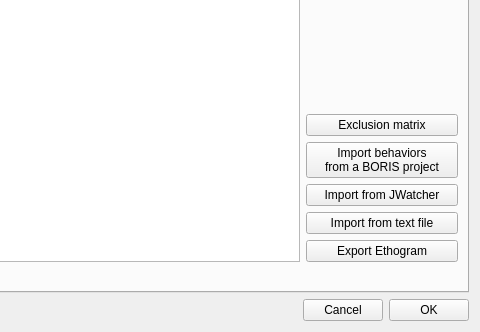
This is src/project.ui in olivierfriard/BORIS as Qt 5 draws it before an edit; both pictures show x 641 to 1121 and y 641 to 973 of the 1121 by 973 pixel window. The edited form follows.
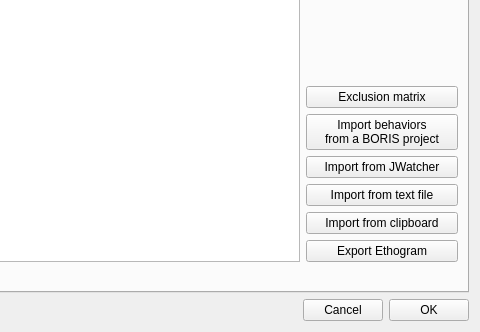
This is the edited form. The open tabs and pages were chosen to show the change.

Commit message: added import behaviors from clipboard in ethogram

What changed in the file:
```diff
--- a/src/project.ui
+++ b/src/project.ui
@@ -268,6 +268,13 @@
                  </property>
                 </widget>
                </item>
+               <item>
+                <widget class="QPushButton" name="pb_import_from_clipboard">
+                 <property name="text">
+                  <string>Import from clipboard</string>
+                 </property>
+                </widget>
+               </item>
                <item>
                 <widget class="QPushButton" name="pbExportEthogram">
                  <property name="text">
```
Left out of the diff: 2 changed lines with no effect on the pictures. The commit also changes 11 other files.
